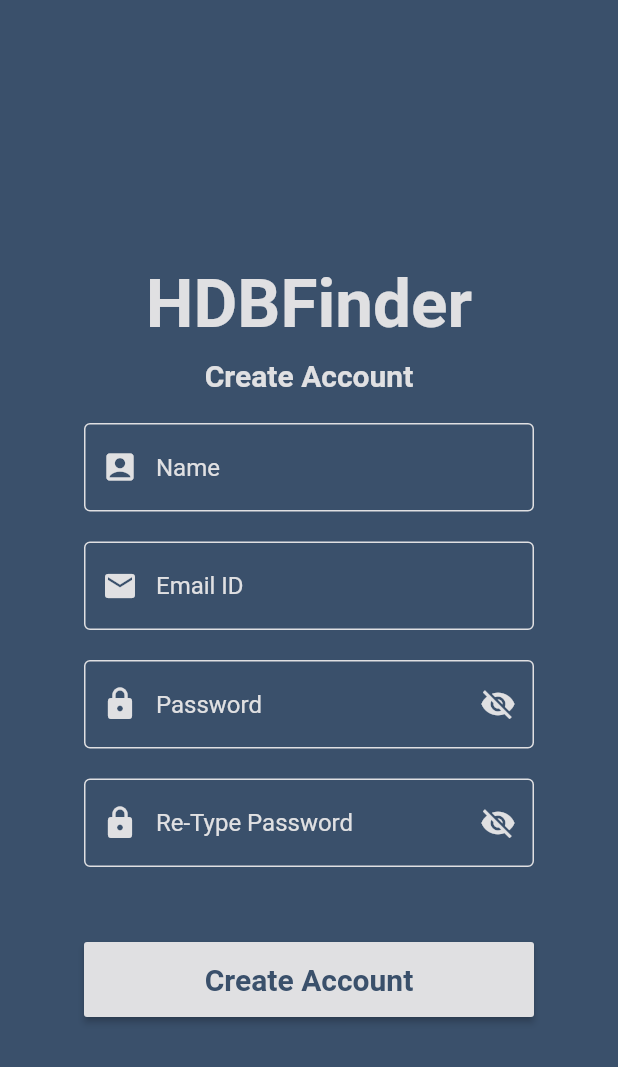
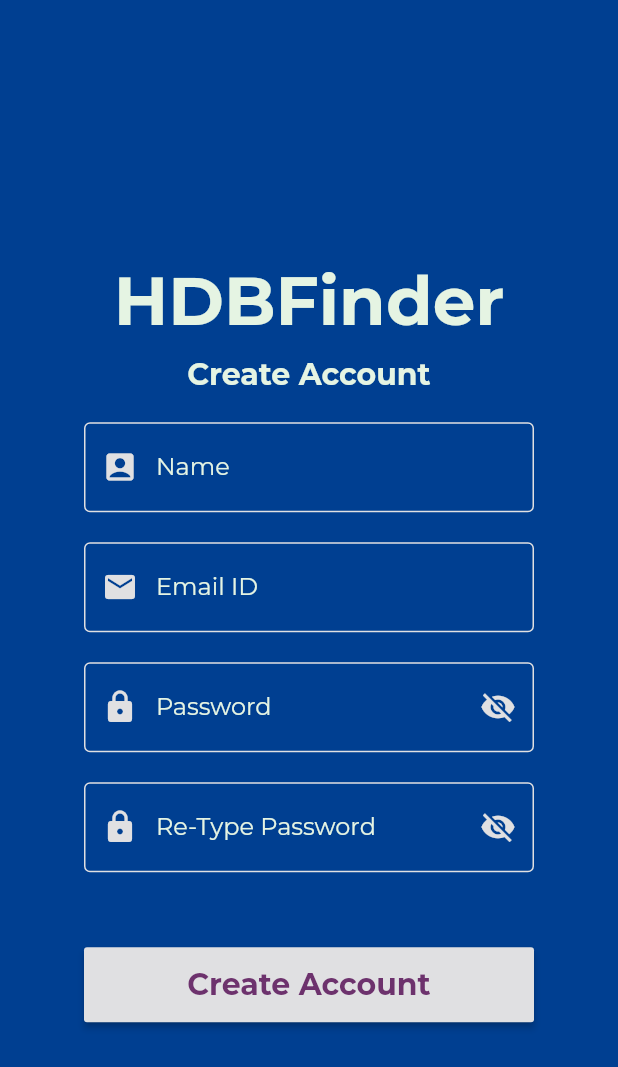
Before and after one commit to divvijchandna/hdbfinder, a Flutter app: the CreateAccount screen opened directly, on a phone screen of 412 x 824 dp. Shown: the top 1067 px of the screen. Run offline on Flutter 3.47's test engine with Material 2 defaults, Android fonts, the light colour scheme and no system bars; our stand-ins replace cloud_firestore, firebase_auth, flushbar, flutter_spinkit, google_fonts, syncfusion_flutter_charts; accounts and stored records are empty; network calls fail.

Commit message:
formatting

```diff
--- a/lib/screens/authenticate/create_account.dart
+++ b/lib/screens/authenticate/create_account.dart
@@ -3,6 +3,7 @@ import 'package:flutter/material.dart';
 import 'package:hdbfinder/screens/home/home.dart';
 import 'package:hdbfinder/services/auth.dart';
 import 'package:hdbfinder/shared/loading.dart';
+import 'package:google_fonts/google_fonts.dart';
 
 class CreateAccount extends StatefulWidget {
   @override
@@ -31,7 +32,7 @@ class _CreateAccountState extends State<CreateAccount> {
   @override
   Widget build(BuildContext context) {
     return loading ? Loading() : Scaffold(
-      backgroundColor: Color(0xff3a506b),
+      backgroundColor: Color(0xff003f91),
       body: new Center(
         child: SingleChildScrollView(
           child: Column(
@@ -44,10 +45,9 @@ class _CreateAccountState extends State<CreateAccount> {
                       mainAxisAlignment: MainAxisAlignment.center,
                       children:[
                         Text('HDBFinder',
-                          style: TextStyle(
-                              fontSize: 45.0,
-                              fontWeight: FontWeight.w700,
-                              color: Color(0xffe0e0e2)
+                          style: GoogleFonts.montserrat(
+                            textStyle: TextStyle(
+                                color: Color(0xffe5f4e3), fontSize: 45.0, fontWeight: FontWeight.bold),
                           ),
                           textAlign: TextAlign.center,)
                       ]
@@ -57,10 +57,9 @@ class _CreateAccountState extends State<CreateAccount> {
                   padding: const EdgeInsets.fromLTRB(0.0, 10.0, 0.0, 0.0),
                   child: Text(
                     'Create Account',
-                    style: TextStyle(
-                        fontSize: 20.0,
-                        fontWeight: FontWeight.w700,
-                        color: Color(0xffe0e0e2)
+                    style: GoogleFonts.montserrat(
+                      textStyle: TextStyle(
+                          color: Color(0xffe5f4e3), fontSize: 20.0, fontWeight: FontWeight.w700),
                     ),
                     textAlign: TextAlign.center,
                   )
@@ -89,12 +88,14 @@ class _CreateAccountState extends State<CreateAccount> {
                                   Icons.account_box,
                                   color: Color(0xffe0e0e2)
                               ),
-                              hintStyle: TextStyle(
-                                  color: Color(0xffe0e0e2)
-                              )
+                              hintStyle: GoogleFonts.montserrat(
+                                textStyle: TextStyle(
+                                    color: Color(0xffe5f4e3)),
+                              ),
                           ),
-                          style: TextStyle(
-                            color: Color(0xffe0e0e2),
+                          style: GoogleFonts.montserrat(
+                            textStyle: TextStyle(
+                                color: Color(0xffe5f4e3)),
                           ),
                           validator: (val) => val.isEmpty ? 'Enter your name' : null,
                           onChanged: (val) {
@@ -123,12 +124,14 @@ class _CreateAccountState extends State<CreateAccount> {
                                   Icons.email,
                                   color: Color(0xffe0e0e2)
                               ),
-                              hintStyle: TextStyle(
-                                  color: Color(0xffe0e0e2)
-                              )
+                              hintStyle: GoogleFonts.montserrat(
+                                textStyle: TextStyle(
+                                    color: Color(0xffe5f4e3)),
+                              ),
                           ),
-                          style: TextStyle(
-                            color: Color(0xffe0e0e2),
+                          style:GoogleFonts.montserrat(
+                            textStyle: TextStyle(
+                                color: Color(0xffe5f4e3)),
                           ),
                           validator: (val) => val.isEmpty ? 'Enter your email' : null,
                           onChanged: (val) {
@@ -157,8 +160,9 @@ class _CreateAccountState extends State<CreateAccount> {
                                 Icons.lock,
                                 color: Color(0xffe0e0e2)
                             ),
-                            hintStyle: TextStyle(
-                                color: Color(0xffe0e0e2)
+                            hintStyle: GoogleFonts.montserrat(
+                              textStyle: TextStyle(
+                                  color: Color(0xffe5f4e3)),
                             ),
                             suffixIcon: IconButton(
                               icon: Icon(
@@ -176,8 +180,9 @@ class _CreateAccountState extends State<CreateAccount> {
                               },
                             ),
                           ),
-                          style: TextStyle(
-                            color: Color(0xffe0e0e2),
+                          style: GoogleFonts.montserrat(
+                            textStyle: TextStyle(
+                                color: Color(0xffe5f4e3)),
                           ),
                           validator: (val) => val.length < 6 ? 'Password should be at least 6 characters' : null,
                           onChanged: (val) {
@@ -206,8 +211,9 @@ class _CreateAccountState extends State<CreateAccount> {
                                 Icons.lock,
                                 color: Color(0xffe0e0e2)
                             ),
-                            hintStyle: TextStyle(
-                                color: Color(0xffe0e0e2)
+                            hintStyle: GoogleFonts.montserrat(
+                              textStyle: TextStyle(
+                                  color: Color(0xffe5f4e3)),
                             ),
                             suffixIcon: IconButton(
                               icon: Icon(
@@ -225,8 +231,9 @@ class _CreateAccountState extends State<CreateAccount> {
                               },
                             ),
                           ),
-                          style: TextStyle(
-                            color: Color(0xffe0e0e2),
+                          style: GoogleFonts.montserrat(
+                            textStyle: TextStyle(
+                                color: Color(0xffe5f4e3)),
                           ),
                           validator: (val) => val != password ? "Passwords don't match" : null,
                           onChanged: (val) {
@@ -266,10 +273,9 @@ class _CreateAccountState extends State<CreateAccount> {
                       },
                       child: Text(
                         'Create Account',
-                        style: TextStyle(
-                          fontSize: 20.0,
-                          fontWeight: FontWeight.w700,
-                          color: Color(0xff3a506b),
+                        style: GoogleFonts.montserrat(
+                          textStyle: TextStyle(
+                              color: Color(0xff6d326d), fontSize: 20.0, fontWeight: FontWeight.bold),
                         ),
                         textAlign: TextAlign.center,
                       ),
```
Also changed, not shown: lib/screens/authenticate/forgot_pw.dart (+18 -18 lines), lib/screens/home/hdb_detail.dart (+104 -39 lines).
